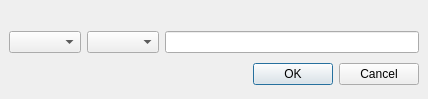
First picture: the form in src/gui-qt4/libs/seiscomp3/gui/datamodel/magnitudeview_filter.ui, repository SeisComP/common, before the edit.
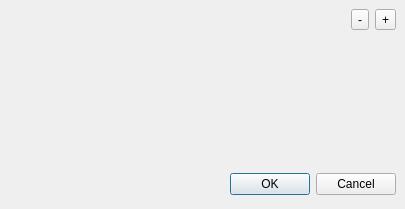
Second picture: the form after the edit.

Commit message: [gui] Added persistent row selection filter in MagnitudeView and allow to combine filters

```diff
--- a/src/gui-qt4/libs/seiscomp3/gui/datamodel/magnitudeview_filter.ui
+++ b/src/gui-qt4/libs/seiscomp3/gui/datamodel/magnitudeview_filter.ui
@@ -8,8 +8,8 @@
    <rect>
     <x>0</x>
     <y>0</y>
-    <width>428</width>
-    <height>99</height>
+    <width>405</width>
+    <height>209</height>
    </rect>
   </property>
   <property name="windowTitle" >
@@ -23,30 +23,64 @@
     <number>6</number>
    </property>
    <item>
-    <widget class="QLabel" name="labelInfo" >
-     <property name="text" >
-      <string/>
+    <layout class="QHBoxLayout" >
+     <property name="margin" >
+      <number>0</number>
+     </property>
+     <property name="spacing" >
+      <number>6</number>
+     </property>
+     <item>
+      <widget class="QLabel" name="labelInfo" >
+       <property name="text" >
+        <string/>
+       </property>
+      </widget>
+     </item>
+     <item>
+      <widget class="QToolButton" name="btnRemove" >
+       <property name="toolTip" >
+        <string>Remove last filter</string>
+       </property>
+       <property name="text" >
+        <string>-</string>
+       </property>
+      </widget>
+     </item>
+     <item>
+      <widget class="QToolButton" name="btnAdd" >
+       <property name="toolTip" >
+        <string>Add another filter that is OR'ed with the others</string>
+       </property>
+       <property name="text" >
+        <string>+</string>
+       </property>
+      </widget>
+     </item>
+    </layout>
+   </item>
+   <item>
+    <widget class="QFrame" name="frameFilters" >
+     <property name="frameShape" >
+      <enum>QFrame::NoFrame</enum>
+     </property>
+     <property name="frameShadow" >
+      <enum>QFrame::Raised</enum>
      </property>
     </widget>
    </item>
    <item>
-    <layout class="QHBoxLayout" >
-     <property name="margin" >
-      <number>0</number>
+    <spacer>
+     <property name="orientation" >
+      <enum>Qt::Vertical</enum>
      </property>
-     <property name="spacing" >
-      <number>6</number>
+     <property name="sizeHint" >
+      <size>
+       <width>20</width>
+       <height>40</height>
+      </size>
      </property>
-     <item>
-      <widget class="QComboBox" name="comboColumn" />
-     </item>
-     <item>
-      <widget class="QComboBox" name="comboOperation" />
-     </item>
-     <item>
-      <widget class="QLineEdit" name="comboValue" />
-     </item>
-    </layout>
+    </spacer>
    </item>
    <item>
     <layout class="QHBoxLayout" >
```
Left out of the diff: 48 changed lines with no effect on the pictures. The commit also changes 2 other files.
